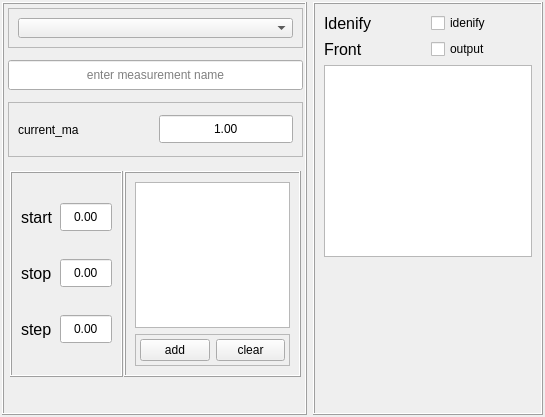
Old version of the form UIs/power_supply.ui in the repository peterMysliwy/Py_By.
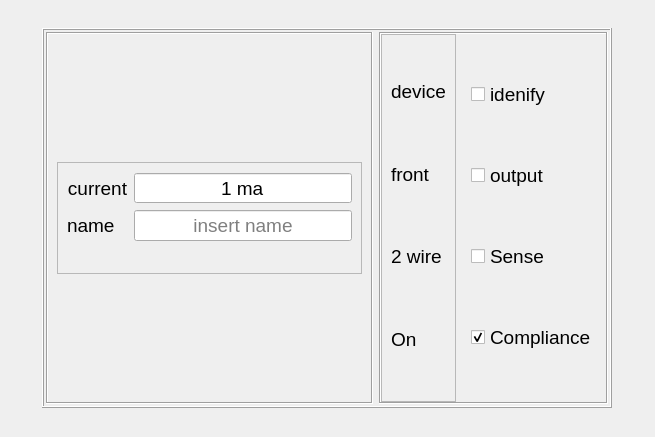
New version of the form. Custom widgets are drawn as their Qt base class.

```diff
--- a/UIs/power_supply.ui
+++ b/UIs/power_supply.ui
@@ -6,35 +6,28 @@
    <rect>
     <x>0</x>
     <y>0</y>
-    <width>545</width>
-    <height>417</height>
+    <width>655</width>
+    <height>437</height>
    </rect>
   </property>
+  <property name="font">
+   <font>
+    <pointsize>14</pointsize>
+   </font>
+  </property>
   <property name="windowTitle">
    <string>Form</string>
   </property>
   <layout class="QGridLayout" name="gridLayout">
-   <property name="leftMargin">
-    <number>0</number>
-   </property>
-   <property name="topMargin">
-    <number>0</number>
-   </property>
-   <property name="rightMargin">
-    <number>0</number>
-   </property>
-   <property name="bottomMargin">
-    <number>0</number>
-   </property>
    <item row="0" column="1">
-    <spacer name="verticalSpacer_3">
+    <spacer name="verticalSpacer_2">
      <property name="orientation">
       <enum>Qt::Vertical</enum>
      </property>
      <property name="sizeHint" stdset="0">
       <size>
        <width>20</width>
-       <height>0</height>
+       <height>40</height>
       </size>
      </property>
     </spacer>
@@ -46,15 +39,33 @@
      </property>
      <property name="sizeHint" stdset="0">
       <size>
-       <width>7</width>
+       <width>40</width>
        <height>20</height>
       </size>
      </property>
     </spacer>
    </item>
-   <item row="1" column="1" colspan="2">
-    <widget class="QWidget" name="widget" native="true">
-     <layout class="QHBoxLayout" name="horizontalLayout">
+   <item row="1" column="1">
+    <widget class="QFrame" name="frame_6">
+     <property name="minimumSize">
+      <size>
+       <width>570</width>
+       <height>380</height>
+      </size>
+     </property>
+     <property name="maximumSize">
+      <size>
+       <width>570</width>
+       <height>380</height>
+      </size>
+     </property>
+     <property name="frameShape">
+      <enum>QFrame::Box</enum>
+     </property>
+     <property name="frameShadow">
+      <enum>QFrame::Raised</enum>
+     </property>
+     <layout class="QHBoxLayout" name="horizontalLayout_3">
       <property name="leftMargin">
        <number>2</number>
       </property>
@@ -68,132 +79,72 @@
        <number>2</number>
       </property>
       <item>
-       <widget class="QFrame" name="frame_7">
-        <property name="minimumSize">
-         <size>
-          <width>305</width>
-          <height>0</height>
-         </size>
-        </property>
-        <property name="maximumSize">
-         <size>
-          <width>305</width>
-          <height>16777215</height>
-         </size>
-        </property>
+       <widget class="QFrame" name="frame_2">
         <property name="frameShape">
          <enum>QFrame::Box</enum>
         </property>
         <property name="frameShadow">
-         <enum>QFrame::Raised</enum>
+         <enum>QFrame::Sunken</enum>
         </property>
-        <layout class="QVBoxLayout" name="verticalLayout_6">
-         <property name="spacing">
-          <number>12</number>
-         </property>
-         <property name="leftMargin">
-          <number>4</number>
-         </property>
-         <property name="topMargin">
-          <number>4</number>
-         </property>
-         <property name="rightMargin">
-          <number>2</number>
-         </property>
-         <property name="bottomMargin">
-          <number>2</number>
-         </property>
+        <layout class="QVBoxLayout" name="verticalLayout">
          <item>
-          <widget class="QFrame" name="frame_6">
-           <property name="maximumSize">
-            <size>
-             <width>16777215</width>
-             <height>40</height>
-            </size>
+          <widget class="GPIB_drop_down" name="Power_supply">
+           <property name="font">
+            <font>
+             <pointsize>12</pointsize>
+            </font>
            </property>
-           <property name="frameShape">
-            <enum>QFrame::StyledPanel</enum>
-           </property>
-           <property name="frameShadow">
-            <enum>QFrame::Raised</enum>
-           </property>
-           <layout class="QHBoxLayout" name="horizontalLayout_5">
-            <item>
-             <widget class="QComboBox" name="comboBox">
-              <property name="inputMethodHints">
-               <set>Qt::ImhNone</set>
-              </property>
-              <property name="placeholderText">
-               <string>select address</string>
-              </property>
-              <item>
-               <property name="text">
-                <string>Refresh</string>
-               </property>
-              </item>
-             </widget>
-            </item>
-           </layout>
           </widget>
          </item>
          <item>
-          <widget class="QLineEdit" name="lineEdit">
-           <property name="minimumSize">
-            <size>
-             <width>0</width>
-             <height>30</height>
-            </size>
-           </property>
-           <property name="inputMethodHints">
-            <set>Qt::ImhNone</set>
-           </property>
-           <property name="text">
-            <string/>
-           </property>
-           <property name="alignment">
-            <set>Qt::AlignCenter</set>
-           </property>
-           <property name="placeholderText">
-            <string>enter measurement name</string>
-           </property>
-          </widget>
-         </item>
-         <item>
-          <widget class="QFrame" name="frame">
-           <property name="minimumSize">
-            <size>
-             <width>0</width>
-             <height>55</height>
-            </size>
-           </property>
+          <widget class="QFrame" name="frame_8">
            <property name="frameShape">
             <enum>QFrame::StyledPanel</enum>
            </property>
            <property name="frameShadow">
             <enum>QFrame::Raised</enum>
            </property>
-           <layout class="QHBoxLayout" name="horizontalLayout_2">
-            <item>
-             <widget class="QLabel" name="label">
+           <layout class="QFormLayout" name="formLayout">
+            <item row="0" column="0">
+             <widget class="QLabel" name="current_lbl">
+              <property name="font">
+               <font>
+                <pointsize>14</pointsize>
+               </font>
+              </property>
               <property name="text">
-               <string>current_ma</string>
+               <string>current</string>
+              </property>
+              <property name="alignment">
+               <set>Qt::AlignCenter</set>
               </property>
              </widget>
             </item>
-            <item>
-             <widget class="QDoubleSpinBox" name="doubleSpinBox">
+            <item row="0" column="1">
+             <widget class="QDoubleSpinBox" name="current">
               <property name="minimumSize">
                <size>
                 <width>0</width>
                 <height>30</height>
                </size>
               </property>
+              <property name="font">
+               <font>
+                <pointsize>14</pointsize>
+               </font>
+              </property>
               <property name="alignment">
                <set>Qt::AlignCenter</set>
               </property>
               <property name="buttonSymbols">
                <enum>QAbstractSpinBox::NoButtons</enum>
               </property>
+              <property name="suffix">
+               <string> ma</string>
+              </property>
+              <property name="decimals">
+               <number>0</number>
+              </property>
               <property name="maximum">
                <double>1000.000000000000000</double>
               </property>
@@ -202,310 +153,173 @@
               </property>
              </widget>
             </item>
+            <item row="1" column="0">
+             <widget class="QLabel" name="name_lbl">
+              <property name="text">
+               <string>name</string>
+              </property>
+             </widget>
+            </item>
+            <item row="1" column="1">
+             <widget class="QLineEdit" name="name">
+              <property name="minimumSize">
+               <size>
+                <width>0</width>
+                <height>30</height>
+               </size>
+              </property>
+              <property name="inputMask">
+               <string/>
+              </property>
+              <property name="text">
+               <string/>
+              </property>
+              <property name="alignment">
+               <set>Qt::AlignCenter</set>
+              </property>
+              <property name="placeholderText">
+               <string>insert name</string>
+              </property>
+             </widget>
+            </item>
            </layout>
           </widget>
          </item>
          <item>
-          <widget class="QWidget" name="parameters" native="true">
-           <property name="minimumSize">
-            <size>
-             <width>295</width>
-             <height>210</height>
-            </size>
+          <widget class="TestPlugin" name="voltages">
+           <property name="font">
+            <font>
+             <pointsize>12</pointsize>
+            </font>
            </property>
-           <property name="maximumSize">
-            <size>
-             <width>295</width>
-             <height>210</height>
-            </size>
+          </widget>
+         </item>
+        </layout>
+       </widget>
+      </item>
+      <item>
+       <widget class="QFrame" name="frame_5">
+        <property name="frameShape">
+         <enum>QFrame::Box</enum>
+        </property>
+        <property name="frameShadow">
+         <enum>QFrame::Sunken</enum>
+        </property>
+        <layout class="QHBoxLayout" name="horizontalLayout_2">
+         <property name="leftMargin">
+          <number>0</number>
+         </property>
+         <property name="topMargin">
+          <number>0</number>
+         </property>
+         <property name="rightMargin">
+          <number>0</number>
+         </property>
+         <property name="bottomMargin">
+          <number>0</number>
+         </property>
+         <item>
+          <widget class="QFrame" name="frame_4">
+           <property name="frameShape">
+            <enum>QFrame::StyledPanel</enum>
            </property>
-           <layout class="QHBoxLayout" name="horizontalLayout_4">
-            <property name="spacing">
-             <number>1</number>
+           <property name="frameShadow">
+            <enum>QFrame::Raised</enum>
+           </property>
+           <layout class="QVBoxLayout" name="verticalLayout_3">
+            <property name="topMargin">
+             <number>18</number>
             </property>
+            <property name="bottomMargin">
+             <number>24</number>
+            </property>
+            <item>
+             <widget class="QLabel" name="iden_lbl">
+              <property name="text">
+               <string>device</string>
+              </property>
+             </widget>
+            </item>
+            <item>
+             <widget class="QLabel" name="output_lbl">
+              <property name="text">
+               <string>front</string>
+              </property>
+             </widget>
+            </item>
+            <item>
+             <widget class="QLabel" name="sense_lbl">
+              <property name="text">
+               <string>2 wire</string>
+              </property>
+             </widget>
+            </item>
+            <item>
+             <widget class="QLabel" name="label_4">
+              <property name="text">
+               <string>On</string>
+              </property>
+             </widget>
+            </item>
+           </layout>
+          </widget>
+         </item>
+         <item>
+          <widget class="QFrame" name="frame_3">
+           <property name="frameShape">
+            <enum>QFrame::NoFrame</enum>
+           </property>
+           <property name="frameShadow">
+            <enum>QFrame::Sunken</enum>
+           </property>
+           <layout class="QVBoxLayout" name="verticalLayout_2">
             <property name="leftMargin">
-             <number>2</number>
+             <number>9</number>
             </property>
             <property name="topMargin">
-             <number>2</number>
-            </property>
-            <property name="rightMargin">
-             <number>2</number>
+             <number>0</number>
             </property>
             <property name="bottomMargin">
-             <number>2</number>
+             <number>0</number>
             </property>
             <item>
-             <widget class="QFrame" name="frame_5">
-              <property name="frameShape">
-               <enum>QFrame::Box</enum>
+             <widget class="QCheckBox" name="idenify">
+              <property name="font">
+               <font>
+                <pointsize>14</pointsize>
+               </font>
               </property>
-              <property name="frameShadow">
-               <enum>QFrame::Raised</enum>
+              <property name="text">
+               <string>idenify</string>
               </property>
-              <layout class="QGridLayout" name="gridLayout_2">
-               <item row="2" column="1">
-                <widget class="QDoubleSpinBox" name="step">
-                 <property name="minimumSize">
-                  <size>
-                   <width>0</width>
-                   <height>30</height>
-                  </size>
-                 </property>
-                 <property name="alignment">
-                  <set>Qt::AlignCenter</set>
-                 </property>
-                 <property name="buttonSymbols">
-                  <enum>QAbstractSpinBox::NoButtons</enum>
-                 </property>
-                 <property name="minimum">
-                  <double>-125.000000000000000</double>
-                 </property>
-                 <property name="maximum">
-                  <double>125.000000000000000</double>
-                 </property>
-                </widget>
-               </item>
-               <item row="2" column="0">
-                <widget class="QLabel" name="label_10">
-                 <property name="font">
-                  <font>
-                   <pointsize>12</pointsize>
-                  </font>
-                 </property>
-                 <property name="text">
-                  <string>step</string>
-                 </property>
-                </widget>
-               </item>
-               <item row="1" column="1">
-                <widget class="QDoubleSpinBox" name="stop">
-                 <property name="minimumSize">
-                  <size>
-                   <width>0</width>
-                   <height>30</height>
-                  </size>
-                 </property>
-                 <property name="alignment">
-                  <set>Qt::AlignCenter</set>
-                 </property>
-                 <property name="buttonSymbols">
-                  <enum>QAbstractSpinBox::NoButtons</enum>
-                 </property>
-                 <property name="minimum">
-                  <double>-125.000000000000000</double>
-                 </property>
-                 <property name="maximum">
-                  <double>125.000000000000000</double>
-                 </property>
-                </widget>
-               </item>
-               <item row="0" column="0">
-                <widget class="QLabel" name="label_8">
-                 <property name="font">
-                  <font>
-                   <pointsize>12</pointsize>
-                  </font>
-                 </property>
-                 <property name="text">
-                  <string>start</string>
-                 </property>
-                </widget>
-               </item>
-               <item row="0" column="1">
-                <widget class="QDoubleSpinBox" name="start">
-                 <property name="minimumSize">
-                  <size>
-                   <width>0</width>
-                   <height>30</height>
-                  </size>
-                 </property>
-                 <property name="alignment">
-                  <set>Qt::AlignCenter</set>
-                 </property>
-                 <property name="buttonSymbols">
-                  <enum>QAbstractSpinBox::NoButtons</enum>
-                 </property>
-                 <property name="minimum">
-                  <double>-125.000000000000000</double>
-                 </property>
-                 <property name="maximum">
-                  <double>125.000000000000000</double>
-                 </property>
-                </widget>
-               </item>
-               <item row="1" column="0">
-                <widget class="QLabel" name="label_9">
-                 <property name="font">
-                  <font>
-                   <pointsize>12</pointsize>
-                  </font>
-                 </property>
-                 <property name="text">
-                  <string>stop</string>
-                 </property>
-                </widget>
-               </item>
-              </layout>
              </widget>
             </item>
             <item>
-             <widget class="QFrame" name="frame_4">
-              <property name="frameShape">
-               <enum>QFrame::Box</enum>
+             <widget class="QCheckBox" name="output">
+              <property name="text">
+               <string>output</string>
               </property>
-              <property name="frameShadow">
-               <enum>QFrame::Raised</enum>
+             </widget>
+            </item>
+            <item>
+             <widget class="QCheckBox" name="sense">
+              <property name="text">
+               <string>Sense</string>
               </property>
-              <layout class="QVBoxLayout" name="verticalLayout_5">
-               <item>
-                <widget class="QListWidget" name="items"/>
-               </item>
-               <item>
-                <widget class="QFrame" name="frame_3">
-                 <property name="frameShape">
-                  <enum>QFrame::StyledPanel</enum>
-                 </property>
-                 <property name="frameShadow">
-                  <enum>QFrame::Raised</enum>
-                 </property>
-                 <layout class="QHBoxLayout" name="horizontalLayout_3">
-                  <property name="spacing">
-                   <number>-1</number>
-                  </property>
-                  <property name="leftMargin">
-                   <number>4</number>
-                  </property>
-                  <property name="topMargin">
-                   <number>4</number>
-                  </property>
-                  <property name="rightMargin">
-                   <number>4</number>
-                  </property>
-                  <property name="bottomMargin">
-                   <number>4</number>
-                  </property>
-                  <item>
-                   <widget class="QPushButton" name="add">
-                    <property name="text">
-                     <string>add</string>
-                    </property>
-                   </widget>
-                  </item>
-                  <item>
-                   <widget class="QPushButton" name="clear">
-                    <property name="text">
-                     <string>clear</string>
-                    </property>
-                   </widget>
-                  </item>
-                 </layout>
-                </widget>
-               </item>
-              </layout>
+             </widget>
+            </item>
+            <item>
+             <widget class="QCheckBox" name="compliance">
+              <property name="text">
+               <string>Compliance</string>
+              </property>
+              <property name="checked">
+               <bool>true</bool>
+              </property>
              </widget>
             </item>
            </layout>
           </widget>
-         </item>
-         <item>
-          <spacer name="verticalSpacer">
-           <property name="orientation">
-            <enum>Qt::Vertical</enum>
-           </property>
-           <property name="sizeHint" stdset="0">
-            <size>
-             <width>20</width>
-             <height>40</height>
-            </size>
-           </property>
-          </spacer>
-         </item>
-        </layout>
-       </widget>
-      </item>
-      <item>
-       <widget class="QFrame" name="frame_8">
-        <property name="minimumSize">
-         <size>
-          <width>200</width>
-          <height>0</height>
-         </size>
-        </property>
-        <property name="maximumSize">
-         <size>
-          <width>16777215</width>
-          <height>16777215</height>
-         </size>
-        </property>
-        <property name="frameShape">
-         <enum>QFrame::Box</enum>
-        </property>
-        <property name="frameShadow">
-         <enum>QFrame::Raised</enum>
-        </property>
-        <layout class="QVBoxLayout" name="verticalLayout_7">
-         <item>
-          <layout class="QHBoxLayout" name="horizontalLayout_7">
-           <item>
-            <widget class="QLabel" name="label_14">
-             <property name="font">
-              <font>
-               <pointsize>12</pointsize>
-              </font>
-             </property>
-             <property name="text">
-              <string>Idenify</string>
-             </property>
-            </widget>
-           </item>
-           <item>
-            <widget class="QCheckBox" name="checkBox">
-             <property name="text">
-              <string>idenify</string>
-             </property>
-            </widget>
-           </item>
-          </layout>
-         </item>
-         <item>
-          <layout class="QHBoxLayout" name="horizontalLayout_6">
-           <item>
-            <widget class="QLabel" name="output_lbl">
-             <property name="font">
-              <font>
-               <pointsize>12</pointsize>
-              </font>
-             </property>
-             <property name="text">
-              <string>Front</string>
-             </property>
-            </widget>
-           </item>
-           <item>
-            <widget class="QCheckBox" name="output">
-             <property name="text">
-              <string>output</string>
-             </property>
-            </widget>
-           </item>
-          </layout>
-         </item>
-         <item>
-          <widget class="QTableWidget" name="ps_info"/>
-         </item>
-         <item>
-          <spacer name="verticalSpacer_2">
-           <property name="orientation">
-            <enum>Qt::Vertical</enum>
-           </property>
-           <property name="sizeHint" stdset="0">
-            <size>
-             <width>20</width>
-             <height>40</height>
-            </size>
-           </property>
-          </spacer>
          </item>
         </layout>
        </widget>
@@ -513,47 +327,46 @@
      </layout>
     </widget>
    </item>
-   <item row="1" column="3">
-    <spacer name="horizontalSpacer">
+   <item row="1" column="2">
+    <spacer name="horizontalSpacer_3">
      <property name="orientation">
       <enum>Qt::Horizontal</enum>
      </property>
      <property name="sizeHint" stdset="0">
       <size>
-       <width>7</width>
+       <width>40</width>
        <height>20</height>
       </size>
      </property>
     </spacer>
    </item>
-   <item row="2" column="2">
-    <spacer name="verticalSpacer_4">
+   <item row="2" column="1">
+    <spacer name="verticalSpacer">
      <property name="orientation">
       <enum>Qt::Vertical</enum>
      </property>
      <property name="sizeHint" stdset="0">
       <size>
        <width>20</width>
-       <height>0</height>
+       <height>40</height>
       </size>
      </property>
     </spacer>
    </item>
   </layout>
  </widget>
- <tabstops>
-  <tabstop>comboBox</tabstop>
-  <tabstop>lineEdit</tabstop>
-  <tabstop>doubleSpinBox</tabstop>
-  <tabstop>start</tabstop>
-  <tabstop>stop</tabstop>
-  <tabstop>step</tabstop>
-  <tabstop>add</tabstop>
-  <tabstop>clear</tabstop>
-  <tabstop>items</tabstop>
-  <tabstop>checkBox</tabstop>
-  <tabstop>output</tabstop>
- </tabstops>
+ <customwidgets>
+  <customwidget>
+   <class>TestPlugin</class>
+   <extends>QWidget</extends>
+   <header>plugin.testplugin</header>
+  </customwidget>
+  <customwidget>
+   <class>GPIB_drop_down</class>
+   <extends>QWidget</extends>
+   <header>plugin.gpib_drop_down</header>
+  </customwidget>
+ </customwidgets>
  <resources/>
  <connections/>
 </ui>
```
